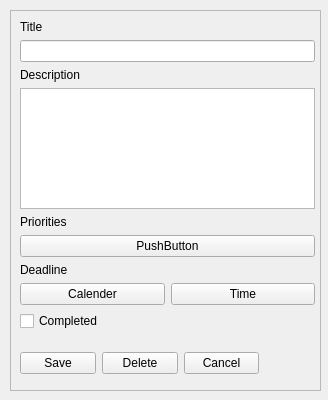
Old version of the form ui/popup_edt.ui in the repository AmmarSyamil/HyprSP.
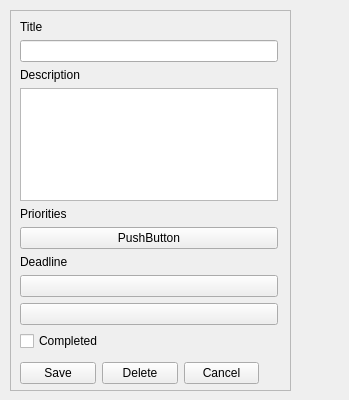
New version of the form. Custom widgets are drawn as their Qt base class.

```diff
--- a/ui/popup_edt.ui
+++ b/ui/popup_edt.ui
@@ -6,7 +6,7 @@
    <rect>
     <x>0</x>
     <y>0</y>
-    <width>328</width>
+    <width>349</width>
     <height>400</height>
    </rect>
   </property>
@@ -18,7 +18,7 @@
     <rect>
      <x>10</x>
      <y>10</y>
-     <width>311</width>
+     <width>281</width>
      <height>381</height>
     </rect>
    </property>
@@ -32,7 +32,7 @@
     <property name="geometry">
      <rect>
       <x>10</x>
-      <y>340</y>
+      <y>350</y>
       <width>239</width>
       <height>26</height>
      </rect>
@@ -66,8 +66,8 @@
      <rect>
       <x>10</x>
       <y>10</y>
-      <width>295</width>
-      <height>311</height>
+      <width>258</width>
+      <height>331</height>
      </rect>
     </property>
     <layout class="QVBoxLayout" name="verticalLayout">
@@ -113,22 +113,24 @@
       </widget>
      </item>
      <item>
-      <layout class="QHBoxLayout" name="horizontalLayout_2">
-       <item>
         <widget class="CalendarPicker" name="deadline_input">
          <property name="text">
-          <string>Calender</string>
+        <string/>
          </property>
         </widget>
        </item>
        <item>
         <widget class="TimePicker" name="time_deadline_input">
+       <property name="sizePolicy">
+        <sizepolicy hsizetype="Minimum" vsizetype="Minimum">
+         <horstretch>0</horstretch>
+         <verstretch>0</verstretch>
+        </sizepolicy>
+       </property>
          <property name="text">
-          <string>Time</string>
-         </property>
-        </widget>
-       </item>
-      </layout>
+        <string/>
+       </property>
+      </widget>
      </item>
      <item>
       <widget class="CheckBox" name="completed">
```
Lines whose indentation alone changed are shown as unchanged.
